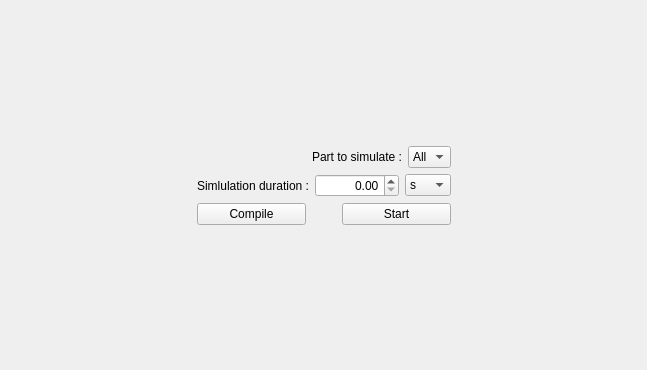
Before: the Qt Designer form ExoMars2020_gui/simucontrol.ui in suai-ipsa2018/ExoMars2020, drawn with Qt 5.
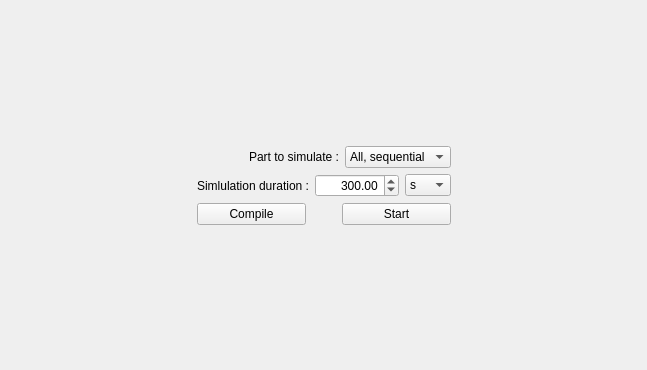
After: the same form once the commit is applied.

Patch:
```diff
--- a/ExoMars2020_gui/simucontrol.ui
+++ b/ExoMars2020_gui/simucontrol.ui
@@ -64,7 +64,12 @@
          </property>
          <item>
           <property name="text">
-           <string>All</string>
+           <string>All, sequential</string>
+          </property>
+         </item>
+         <item>
+          <property name="text">
+           <string>All, parallel</string>
           </property>
          </item>
         </widget>
@@ -91,6 +96,9 @@
          <property name="maximum">
           <double>99999999999999995164818811802792197885196090803013355167206819763650035712.000000000000000</double>
          </property>
+         <property name="value">
+          <double>300.000000000000000</double>
+         </property>
         </widget>
        </item>
        <item>
```
Left out of the diff: 5 changed lines with no effect on the pictures.
